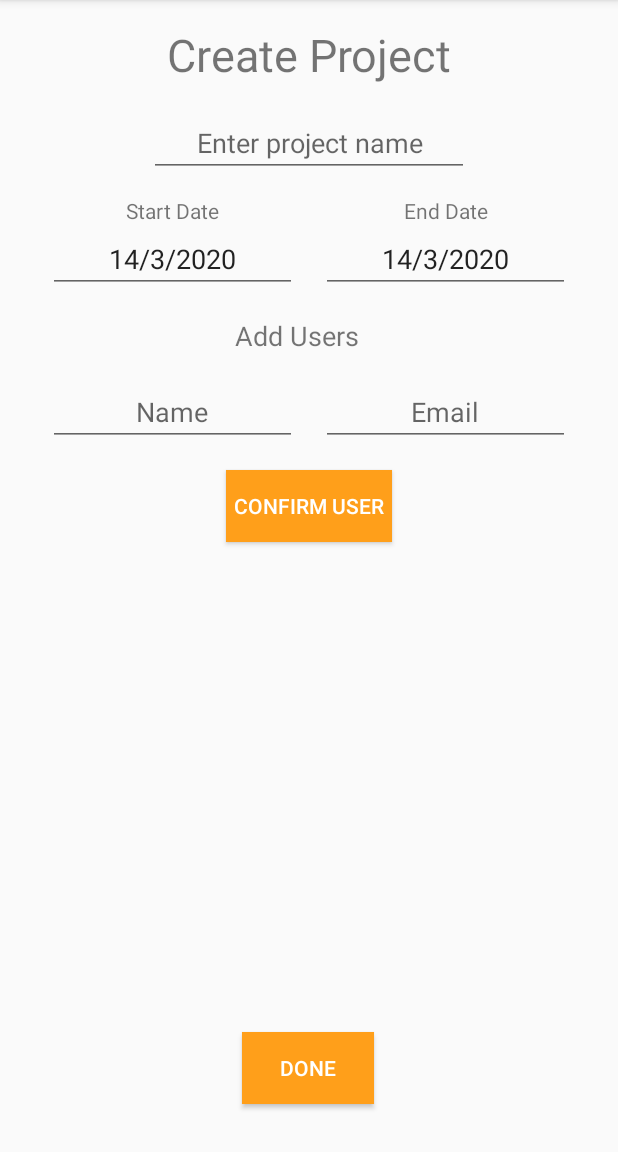
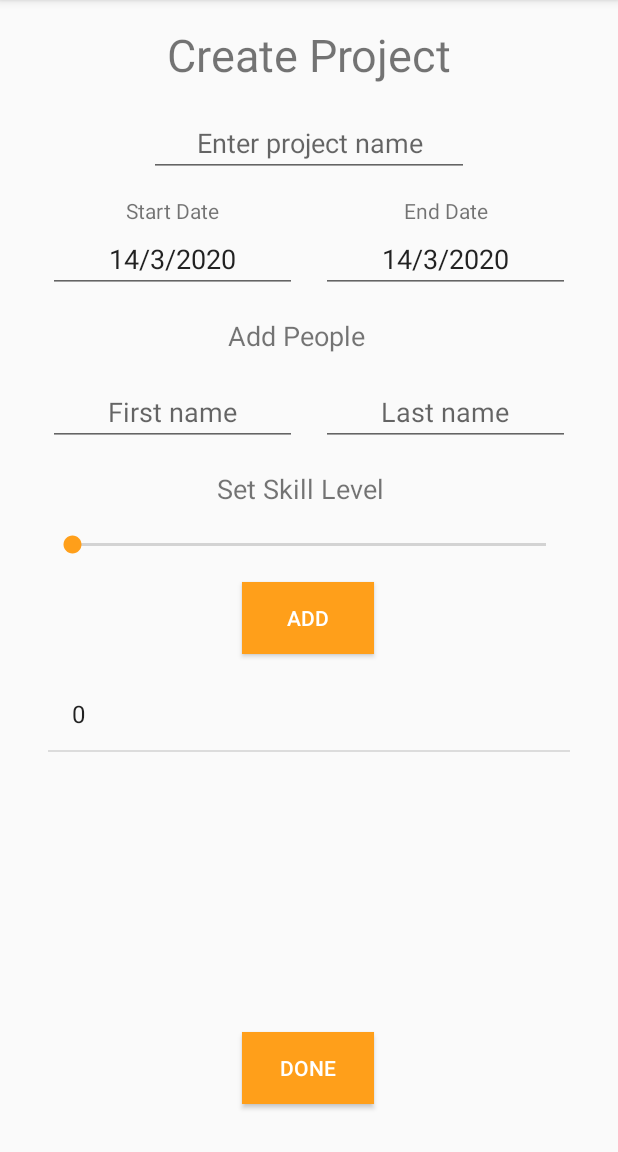
Before and after one commit to poirotTheCodeCat/programManagerA2, an Android app: the CreateProjectFragment screen opened through its navigation route, in the options menu, after a tap on "Settings", on a phone screen of 412 x 824 dp, the part 84-1236 px from its top. Run offline under Robolectric (Android 15) with nearby library versions, the phone set to English and light mode, and no system bars.

Commit message:
Updated Create Project Page

```diff
--- a/app/src/main/java/com/example/programmanagera2/CreateProjectFragment.java
+++ b/app/src/main/java/com/example/programmanagera2/CreateProjectFragment.java
@@ -4,19 +4,29 @@ import android.os.Bundle;
 import android.view.LayoutInflater;
 import android.view.View;
 import android.view.ViewGroup;
+import android.widget.ArrayAdapter;
+import android.widget.Button;
 import android.widget.EditText;
+import android.widget.ListView;
+import android.widget.SeekBar;
 
 import androidx.annotation.NonNull;
 import androidx.fragment.app.Fragment;
 import androidx.navigation.fragment.NavHostFragment;
 
+import java.util.ArrayList;
 import java.util.Calendar;
 
 public class CreateProjectFragment extends Fragment {
-    private int year, month, day;
-    private Calendar calendar;
     private EditText dateStart;
     private EditText dateEnd;
+    private EditText personFirstName;
+    private EditText personSecondName;
+    private SeekBar personSkillLevel;
+    private ListView personListview;
+    private ArrayList<String> personList;
+    private  ArrayAdapter<String> arrayAdapter;
+    private String listString;
 
     @Override
     public View onCreateView(
@@ -24,7 +34,8 @@ public class CreateProjectFragment extends Fragment {
             Bundle savedInstanceState
     ) {
         // Inflate the layout for this fragment
-        return inflater.inflate(R.layout.fragment_create_project, container, false);
+        View v=inflater.inflate(R.layout.fragment_create_project, container, false);
+        return v;
     }
 
     public void onViewCreated(@NonNull View view, Bundle savedInstanceState) {
@@ -32,15 +43,31 @@ public class CreateProjectFragment extends Fragment {
         //get date text boxes
         dateStart = (EditText) view.findViewById(R.id.editText_Start_Date);
         dateEnd = (EditText) view.findViewById(R.id.editText_End_Date);
+        personFirstName =(EditText)view.findViewById(R.id.editText_person_first_name);
+        personSecondName =(EditText)view.findViewById(R.id.editText_person_last_name);
+        personSkillLevel=(SeekBar)view.findViewById(R.id.seekBar_skill_level);
+        Button btnPerson = (Button) view.findViewById(R.id.button_add_person);
+        personListview =view.findViewById(R.id.listView_people);
+        personList =new ArrayList<>();
+        arrayAdapter =new ArrayAdapter<String>(view.getContext(),android.R.layout.simple_list_item_1, personList);
+        Calendar calendar = Calendar.getInstance();
+        int year = calendar.get(Calendar.YEAR);
+        int month = calendar.get(Calendar.MONTH);
+        int day = calendar.get(Calendar.DAY_OF_MONTH);
+        showDate(year, month +1, day);
+        btnPerson.setOnClickListener(new View.OnClickListener() {
+            @Override
+            public void onClick(View view) {
+                listString= personSkillLevel.getProgress()+" "+personFirstName.getText().toString()+" "+ personSecondName.getText().toString();
+                personList.add(listString);
+                personListview.setAdapter(arrayAdapter);
+                personFirstName.setText("");
+                personSecondName.setText("");
+                personSkillLevel.setProgress(0);
+            }
+        });
 
-        calendar = Calendar.getInstance();
-        year = calendar.get(Calendar.YEAR);
-
-        month = calendar.get(Calendar.MONTH);
-        day = calendar.get(Calendar.DAY_OF_MONTH);
-        showDate(year, month+1, day);
-
-        view.findViewById(R.id.button_second).setOnClickListener(new View.OnClickListener() {
+        view.findViewById(R.id.button_done).setOnClickListener(new View.OnClickListener() {
             @Override
             public void onClick(View view) {
                 NavHostFragment.findNavController(CreateProjectFragment.this)
@@ -57,3 +84,6 @@ public class CreateProjectFragment extends Fragment {
                 .append(month).append("/").append(year));
     }
 }
+
+//call insertProject()
+//just pass 2 variables
--- a/app/src/main/res/layout/fragment_create_project.xml
+++ b/app/src/main/res/layout/fragment_create_project.xml
@@ -6,8 +6,23 @@
     android:layout_height="match_parent"
     tools:context=".CreateProjectFragment">
 
+    <TextView
+        android:id="@+id/textView_set_skill_level"
+        android:layout_width="wrap_content"
+        android:layout_height="wrap_content"
+        android:layout_marginStart="165dp"
+        android:layout_marginTop="16dp"
+        android:layout_marginEnd="182dp"
+        android:text="@string/title_set_skill_level"
+        android:textAlignment="center"
+        android:textSize="18sp"
+        app:layout_constraintEnd_toEndOf="parent"
+        app:layout_constraintHorizontal_bias="0.444"
+        app:layout_constraintStart_toStartOf="parent"
+        app:layout_constraintTop_toBottomOf="@+id/editText_person_first_name" />
+
     <Button
-        android:id="@+id/button_second"
+        android:id="@+id/button_done"
         android:layout_width="wrap_content"
         android:layout_height="0dp"
         android:layout_marginBottom="32dp"
@@ -91,46 +106,46 @@
         app:layout_constraintTop_toTopOf="parent" />
 
     <ListView
-        android:id="@+id/listView_Users"
+        android:id="@+id/listView_people"
         android:layout_width="0dp"
         android:layout_height="0dp"
         android:layout_marginStart="32dp"
         android:layout_marginTop="16dp"
         android:layout_marginEnd="32dp"
         android:layout_marginBottom="16dp"
-        app:layout_constraintBottom_toTopOf="@+id/button_second"
+        app:layout_constraintBottom_toTopOf="@+id/button_done"
         app:layout_constraintEnd_toEndOf="parent"
         app:layout_constraintStart_toStartOf="parent"
-        app:layout_constraintTop_toBottomOf="@+id/button_Add_User" />
+        app:layout_constraintTop_toBottomOf="@+id/button_add_person" />
 
     <EditText
-        android:id="@+id/editText_Person_Name"
+        android:id="@+id/editText_person_first_name"
         android:layout_width="0dp"
         android:layout_height="wrap_content"
         android:layout_marginStart="32dp"
         android:layout_marginTop="16dp"
         android:layout_marginEnd="8dp"
         android:ems="10"
-        android:hint="@string/enter_person_name"
+        android:hint="@string/enter_person_first_name"
         android:inputType="textPersonName"
         android:textAlignment="center"
-        app:layout_constraintEnd_toStartOf="@+id/editText_Person_Email"
+        app:layout_constraintEnd_toStartOf="@+id/editText_person_last_name"
         app:layout_constraintStart_toStartOf="parent"
         app:layout_constraintTop_toBottomOf="@+id/textView_Add_User" />
 
     <EditText
-        android:id="@+id/editText_Person_Email"
+        android:id="@+id/editText_person_last_name"
         android:layout_width="0dp"
         android:layout_height="wrap_content"
         android:layout_marginStart="8dp"
         android:layout_marginEnd="32dp"
         android:ems="10"
-        android:hint="@string/enter_person_email"
-        android:inputType="textEmailAddress"
+        android:hint="@string/enter_person_last_name"
+        android:inputType="textPersonName"
         android:textAlignment="center"
-        app:layout_constraintBaseline_toBaselineOf="@+id/editText_Person_Name"
+        app:layout_constraintBaseline_toBaselineOf="@+id/editText_person_first_name"
         app:layout_constraintEnd_toEndOf="parent"
-        app:layout_constraintStart_toEndOf="@+id/editText_Person_Name" />
+        app:layout_constraintStart_toEndOf="@+id/editText_person_first_name" />
 
     <TextView
         android:id="@+id/textView_Add_User"
@@ -139,7 +154,7 @@
         android:layout_marginStart="165dp"
         android:layout_marginTop="16dp"
         android:layout_marginEnd="182dp"
-        android:text="@string/title_add_user"
+        android:text="@string/title_add_person"
         android:textAlignment="center"
         android:textSize="18sp"
         app:layout_constraintEnd_toEndOf="parent"
@@ -147,17 +162,32 @@
         app:layout_constraintTop_toBottomOf="@+id/editText_Start_Date" />
 
     <Button
-        android:id="@+id/button_Add_User"
+        android:id="@+id/button_add_person"
         android:layout_width="wrap_content"
         android:layout_height="wrap_content"
         android:layout_marginTop="16dp"
-        android:text="@string/confirm_user"
         android:background="@color/colorAccent"
-        android:textColor="@color/colorWhite"
         android:paddingLeft="5dp"
         android:paddingRight="5dp"
+        android:text="@string/confirm_person"
+        android:textColor="@color/colorWhite"
         app:layout_constraintEnd_toEndOf="parent"
+        app:layout_constraintHorizontal_bias="0.498"
         app:layout_constraintStart_toStartOf="parent"
-        app:layout_constraintTop_toBottomOf="@+id/editText_Person_Name" />
+        app:layout_constraintTop_toBottomOf="@+id/seekBar_skill_level" />
+
+    <SeekBar
+        android:id="@+id/seekBar_skill_level"
+        android:layout_width="0dp"
+        android:layout_height="wrap_content"
+        android:layout_marginStart="32dp"
+        android:layout_marginTop="16dp"
+        android:layout_marginEnd="32dp"
+        android:max="5"
+        android:progress="0"
+        app:layout_constraintEnd_toEndOf="parent"
+        app:layout_constraintHorizontal_bias="1.0"
+        app:layout_constraintStart_toStartOf="parent"
+        app:layout_constraintTop_toBottomOf="@+id/textView_set_skill_level" />
 
 </androidx.constraintlayout.widget.ConstraintLayout>
--- a/app/src/main/res/values/strings.xml
+++ b/app/src/main/res/values/strings.xml
@@ -19,12 +19,16 @@
     <string name="end_date">End Date</string>
     <string name="welcome">Here are your projects</string>
     <string name="weather">It\'s a beautiful day</string>
-    <string name="enter_person_name">Name</string>
-    <string name="enter_person_email">Email</string>
-    <string name="title_add_user">Add Users</string>
-    <string name="confirm_user">Confirm User</string>
+    <string name="enter_person_first_name">First name</string>
+    <string name="enter_person_last_name">Last name</string>
+    <string name="title_add_person">Add People</string>
+    <string name="title_set_skill_level">Set Skill Level</string>
+    <string name="confirm_person">Add</string>
     <string name="no_projects">Looks like you have no projects yet, why not add one!</string>
+    <string name="first_name">First Name</string>
+    <string name="last_name">Last Name</string>
+    <string name="skill_level">0</string>
 
-<!--    <string name="your_project_welcome">Your Projects!</string>-->
+    <!--    <string name="your_project_welcome">Your Projects!</string>-->
     <string name="hello_second_fragment">Hello second fragment. Arg: %1$s</string>
 </resources>
```
